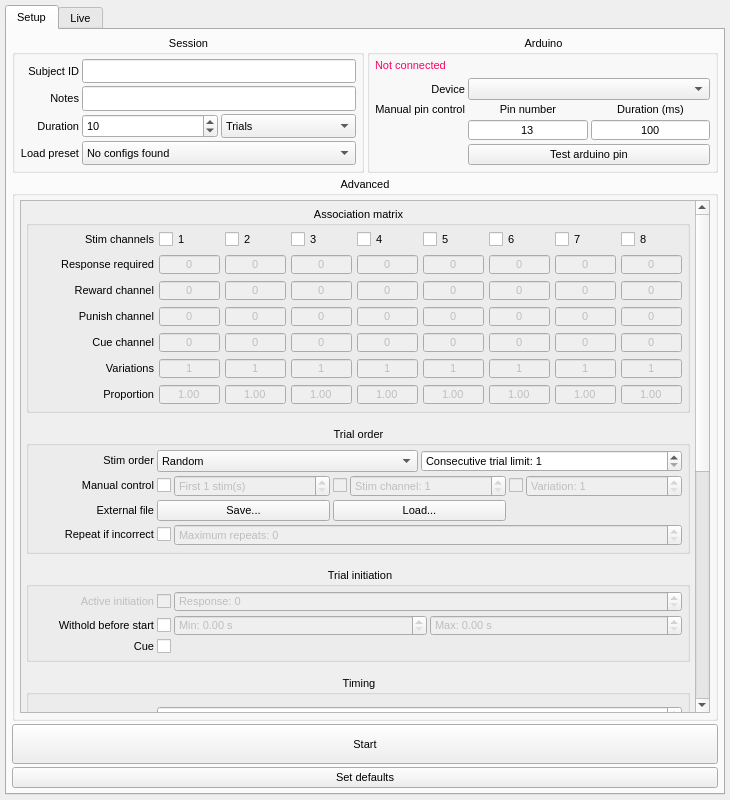
This is GUI/GUI.ui in llerussell/PyBehaviour as Qt 5 draws it before an edit. The edited form follows.
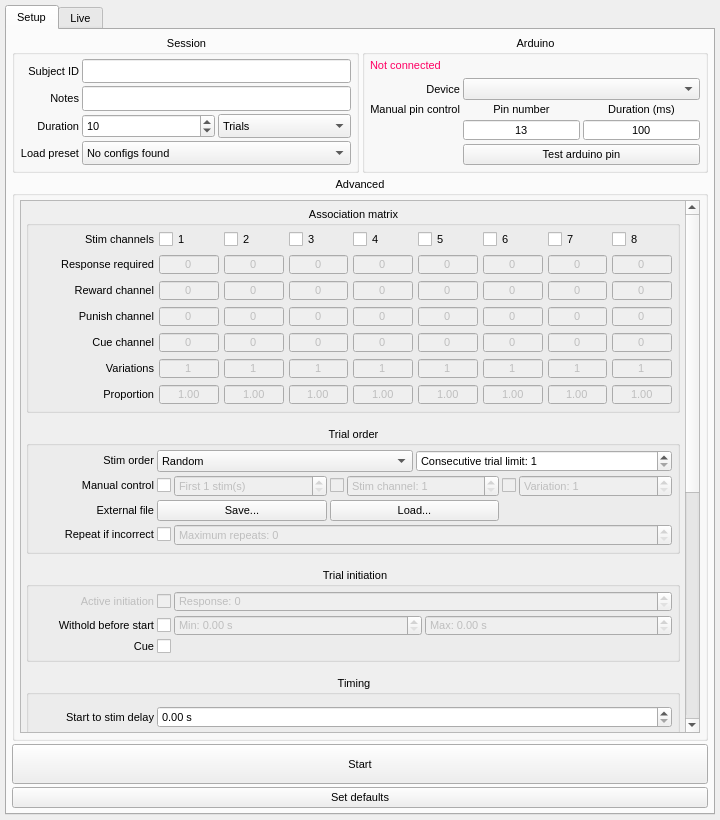
This is the edited form.

Patch:
```diff
--- a/GUI/GUI.ui
+++ b/GUI/GUI.ui
@@ -6,8 +6,8 @@
    <rect>
     <x>0</x>
     <y>0</y>
-    <width>730</width>
-    <height>800</height>
+    <width>720</width>
+    <height>820</height>
    </rect>
   </property>
   <property name="minimumSize">
@@ -557,7 +557,7 @@
                    <rect>
                     <x>0</x>
                     <y>-837</y>
-                    <width>609</width>
+                    <width>599</width>
                     <height>1294</height>
                    </rect>
                   </property>
```
